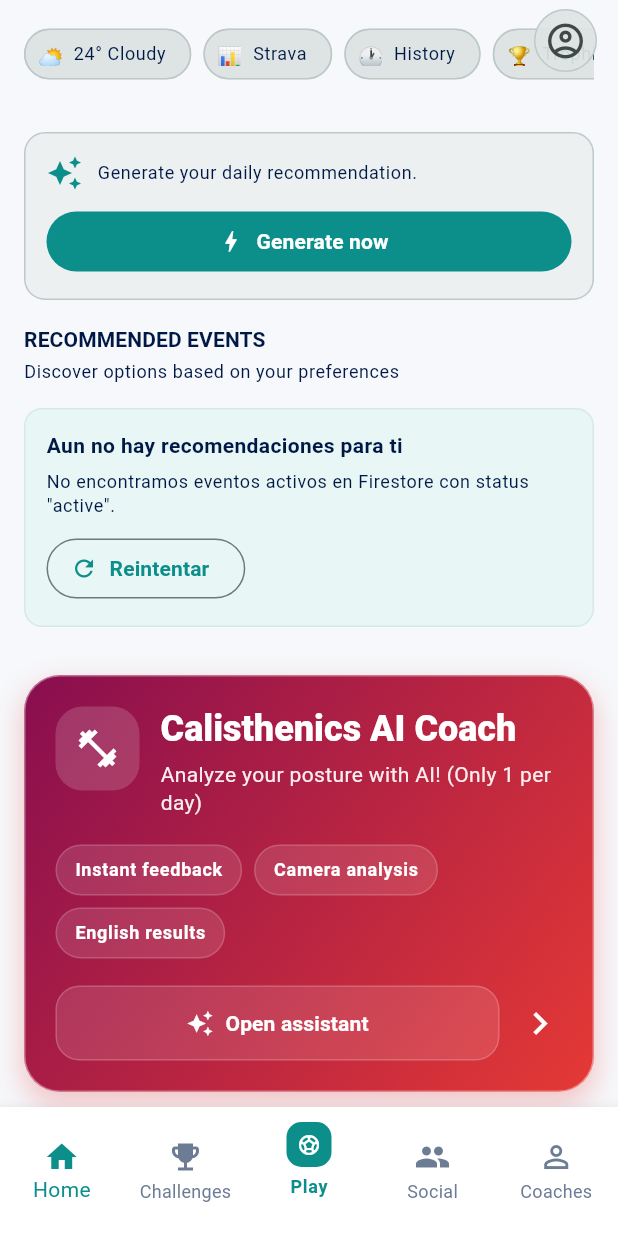
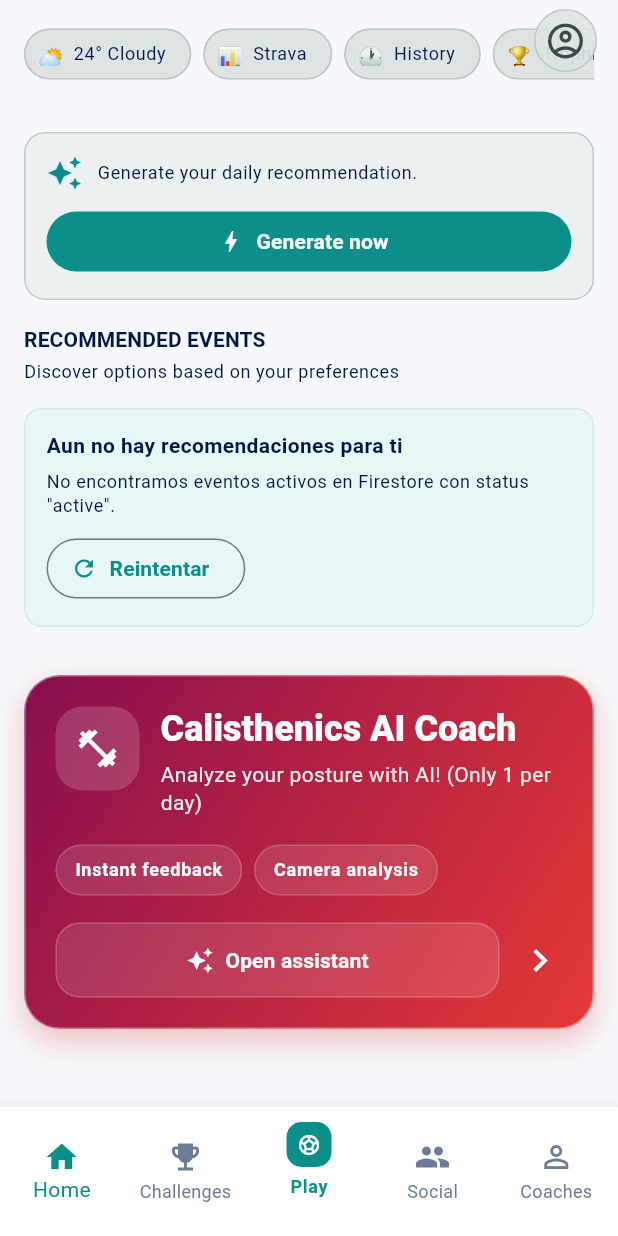
Before and after one commit to MOVILES-Sec1-G17-ISIS3510/UniandesSport-Flutter, a Flutter app: the screen it shows once a user with an empty profile is signed in, scrolled down 285 dp, on a phone screen of 412 x 824 dp. Run offline on Flutter 3.47's test engine with Material 3 defaults, Android fonts, the phone set to English and light mode, and no system bars; our stand-ins replace battery_plus, cached_network_image, camera, cloud_firestore, cloud_functions, connectivity_plus and 22 more; missing offline and left inert: record; accounts and stored records are empty.

Commit message:
asistente de calistenia

```diff
--- a/lib/features/home/views/app_shell.dart
+++ b/lib/features/home/views/app_shell.dart
@@ -667,7 +667,6 @@ class _CalisthenicsAssistantCard extends StatelessWidget {
                 children: const [
                   _PillChip(label: 'Instant feedback'),
                   _PillChip(label: 'Camera analysis'),
-                  _PillChip(label: 'English results'),
                 ],
               ),
               const SizedBox(height: 18),
```
